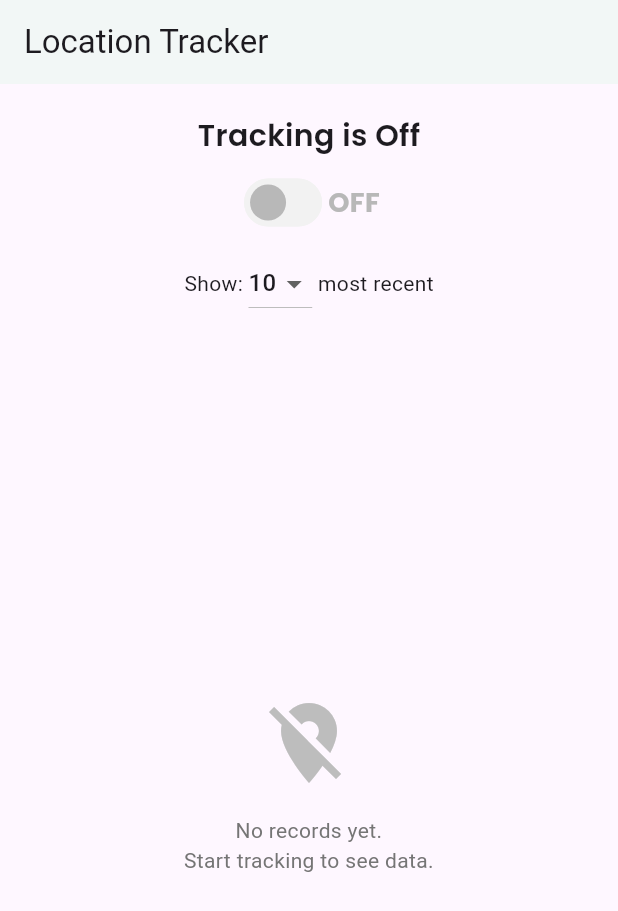
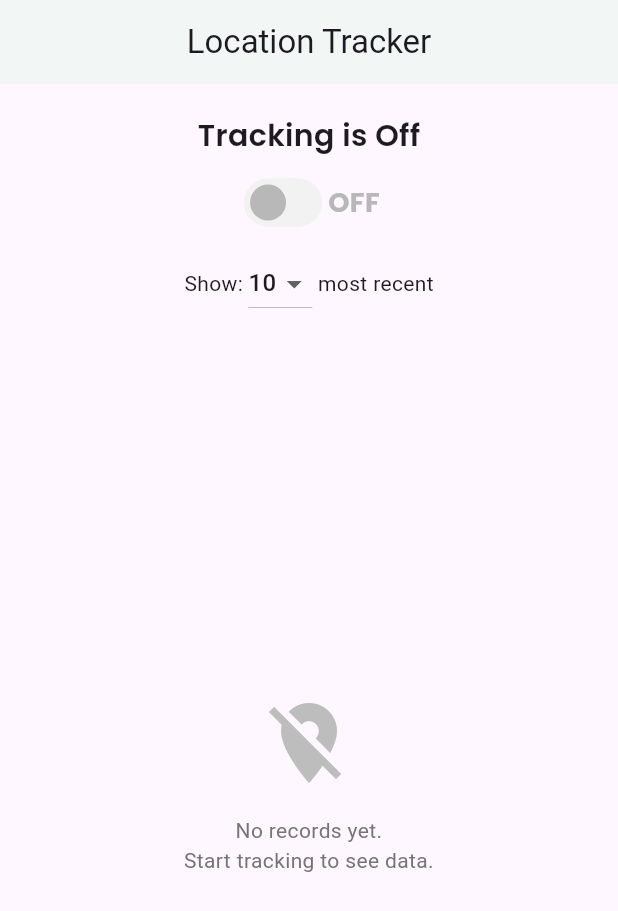
Before and after one commit to dhave-dev13/finderapp, a Flutter app: the screen it shows after launch, on a phone screen of 412 x 824 dp. Shown: the top 911 px of the screen. Run offline on Flutter 3.47's test engine with Material 3 defaults, Android fonts, the phone set to English and light mode, and no system bars; our stand-ins replace dartz, dio, equatable, flutter_bloc, flutter_dotenv, geolocator and 6 more; accounts and stored records are empty; generated files the repository leaves out were written again.

Commit message:
center title

```diff
--- a/lib/features/tracker/presentation/pages/home_page.dart
+++ b/lib/features/tracker/presentation/pages/home_page.dart
@@ -44,7 +44,7 @@ class HomePage extends StatelessWidget {
         ),
       ],
       child: Scaffold(
-        appBar: AppBar(title: Text('Location Tracker'), backgroundColor: Color(0xFFf2f7f6)),
+        appBar: AppBar(title: Text('Location Tracker'), centerTitle: true, backgroundColor: Color(0xFFf2f7f6)),
         body: Column(
           children: [
             const SizedBox(height: 20),
```
